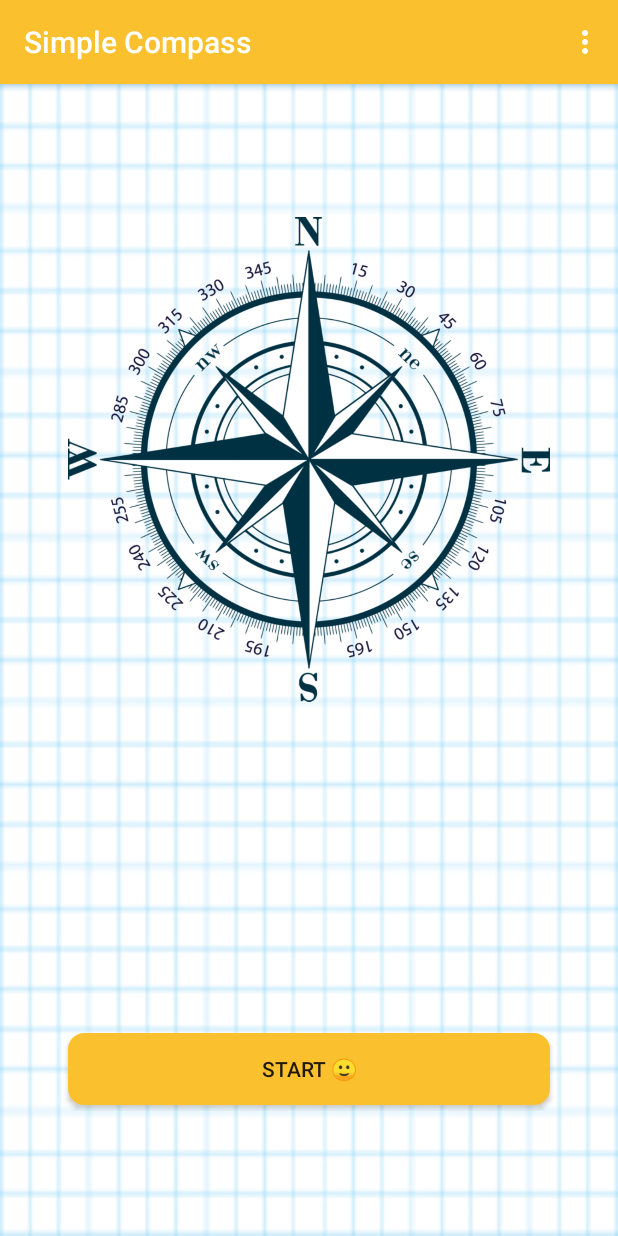
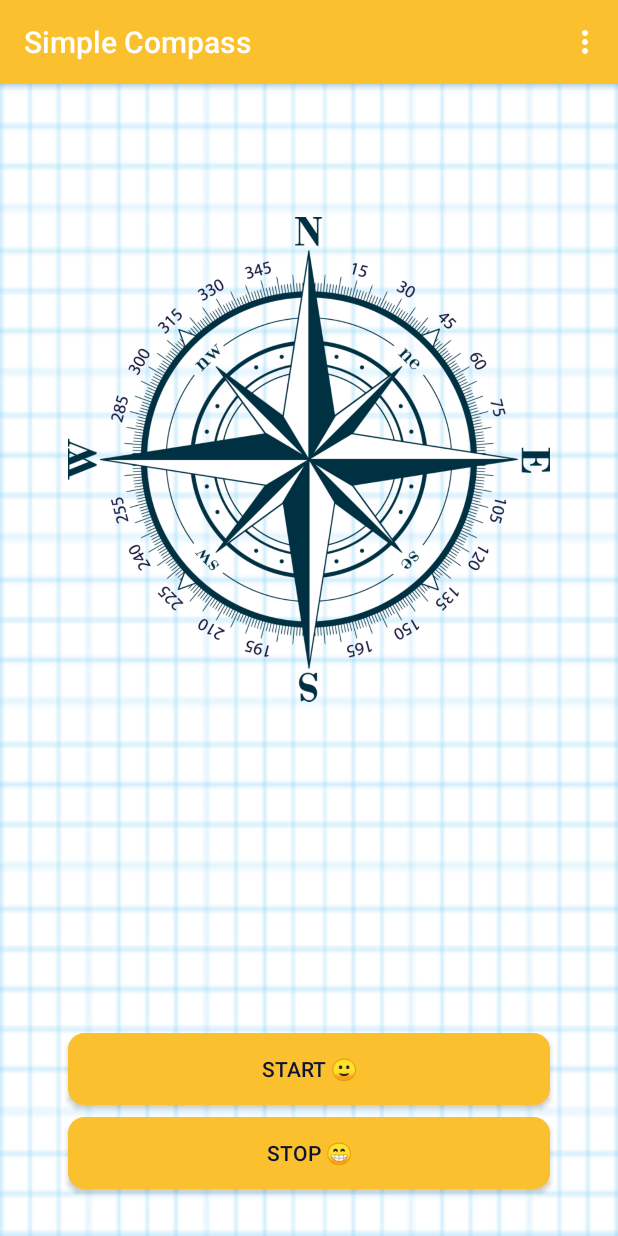
Before and after one commit to ctkqiang/SimpleCompass, an Android app: the screen it shows after launch (CompassActivity), on a phone screen of 412 x 824 dp. Run offline under Robolectric (Android 15) with nearby library versions, the phone set to English and light mode, and no system bars; libraries missing offline, so code that uses them is left out: com.example.flatdialoglibrary; 1 statement that could not run was skipped.

```diff
--- a/app/src/main/java/com/johnmelodyme/simplecompass/Service/LocationService.java
+++ b/app/src/main/java/com/johnmelodyme/simplecompass/Service/LocationService.java
@@ -47,6 +47,7 @@ public class LocationService extends Service implements LocationListener,
     }
 
     // TODO initLocationRequest();
+    @SuppressLint("RestrictedApi")
     private void initLocationRequest() {
         locationRequest = new LocationRequest();
         locationRequest.setInterval(INTERVAL);
--- a/app/src/main/res/layout/activity_main.xml
+++ b/app/src/main/res/layout/activity_main.xml
@@ -18,7 +18,7 @@
         <LinearLayout
             android:layout_width="match_parent"
             android:layout_height="wrap_content"
-            android:orientation="vertical" >
+            android:orientation="vertical">
 
             <ImageView
                 android:id="@+id/compass"
@@ -62,8 +62,8 @@
                 android:textAllCaps="true"
                 android:textColor="@android:color/black"
                 android:textSize="18sp"
-                android:visibility="invisible"
-                android:textStyle="bold" />
+                android:textStyle="bold"
+                android:visibility="invisible" />
 
             <TextView
                 android:id="@+id/la"
@@ -74,8 +74,8 @@
                 android:textAllCaps="true"
                 android:textColor="@android:color/black"
                 android:textSize="18sp"
-                android:visibility="invisible"
-                android:textStyle="bold" />
+                android:textStyle="bold"
+                android:visibility="invisible" />
 
             <TextView
                 android:id="@+id/distance"
@@ -114,7 +114,7 @@
                 android:visibility="invisible" />
 
             <Button
-                android:id="@+id/start"
+                android:id="@+id/btn_start"
                 android:layout_width="match_parent"
                 android:layout_height="wrap_content"
                 android:layout_marginStart="45dp"
@@ -122,7 +122,20 @@
                 android:layout_marginEnd="45dp"
                 android:layout_marginBottom="4dp"
                 android:background="@drawable/buttonnripple"
-                android:text="@string/start" />
+                android:text="@string/start"
+                android:textColor="@color/text" />
+
+            <Button
+                android:id="@+id/btn_stop"
+                android:layout_width="match_parent"
+                android:layout_height="wrap_content"
+                android:layout_marginStart="45dp"
+                android:layout_marginTop="4dp"
+                android:layout_marginEnd="45dp"
+                android:layout_marginBottom="4dp"
+                android:background="@drawable/buttonnripple"
+                android:text="@string/stop"
+                android:textColor="@color/text" />
         </LinearLayout>
     </ScrollView>
 </androidx.constraintlayout.widget.ConstraintLayout>
--- a/app/src/main/res/values/colors.xml
+++ b/app/src/main/res/values/colors.xml
@@ -4,4 +4,5 @@
     <color name="colorPrimaryDark">#FBC02D</color>
     <color name="colorAccent">#FBC02D</color>
     <color name="colorAccent_c">#FFD384</color>
+    <color name="text">#0C1336</color>
 </resources>
--- a/app/src/main/res/values/strings.xml
+++ b/app/src/main/res/values/strings.xml
@@ -3,4 +3,5 @@
     <string name="about">About</string>
     <string name="src">Source Code</string>
     <string name="start">Start 🙂 </string>
+    <string name="stop">Stop 😁 </string>
 </resources>
```
Also changed, not shown: app/src/main/AndroidManifest.xml (+14 -1 lines), app/src/main/java/com/johnmelodyme/simplecompass/CompassActivity.java (+95 -4 lines).
